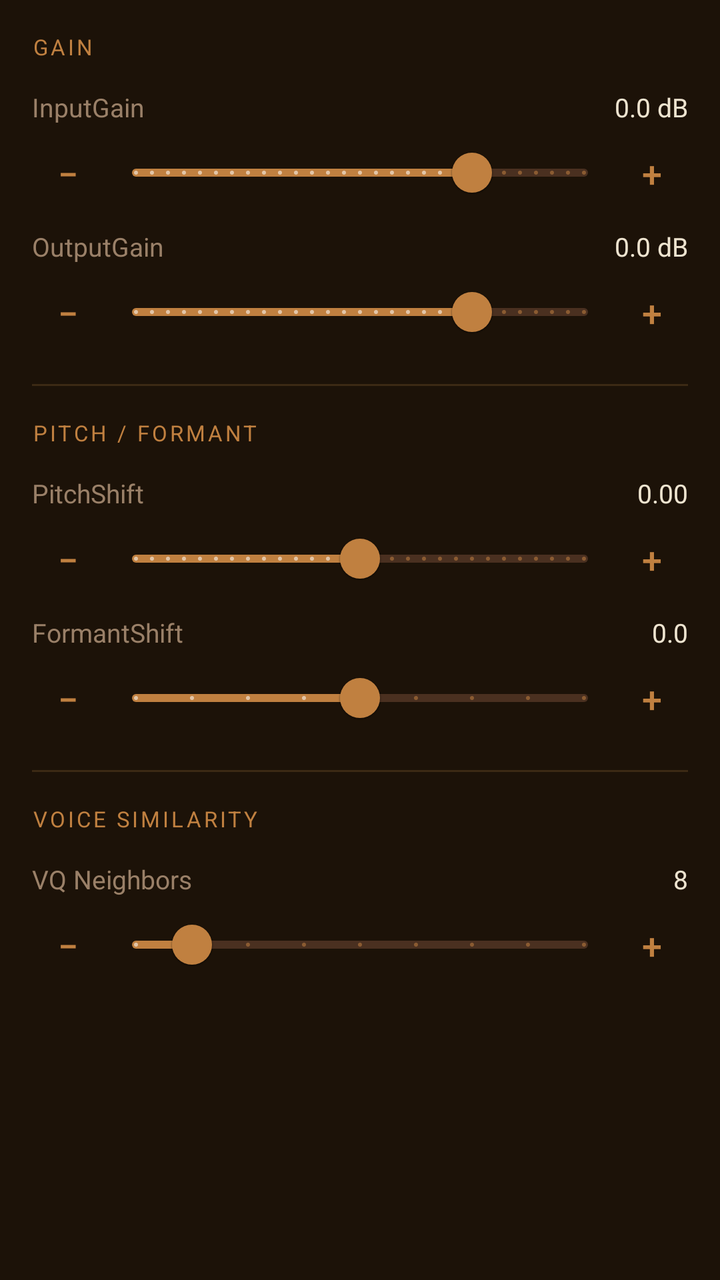
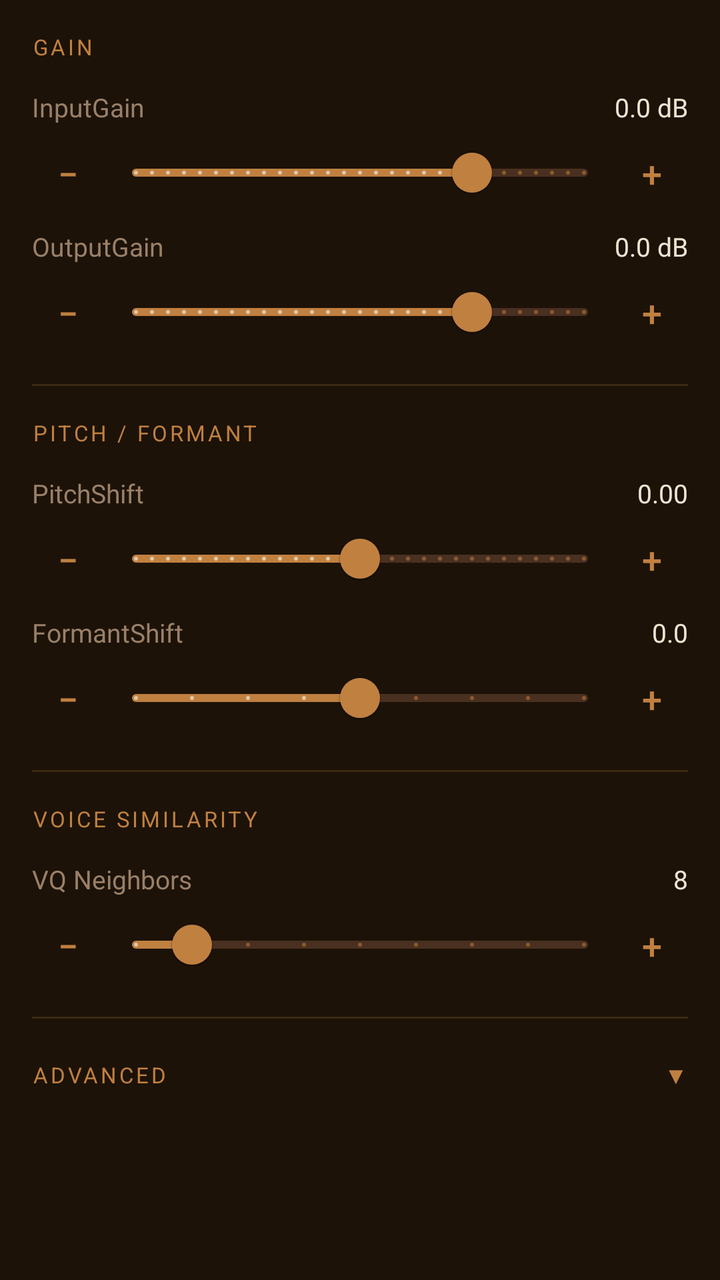

Two renders of the same Android screen: before a commit and after it. Below are the layout's source before the change and the commit's diff.
<!-- AndroidManifest.xml: application theme Theme.beatriceapp -->
<!-- res/layout/fragment_basic.xml -->
<?xml version="1.0" encoding="utf-8"?>
<ScrollView xmlns:android="http://schemas.android.com/apk/res/android"
    xmlns:app="http://schemas.android.com/apk/res-auto"
    android:layout_width="match_parent"
    android:layout_height="match_parent"
    android:background="@color/vst_bg_primary">

    <LinearLayout
        android:layout_width="match_parent"
        android:layout_height="wrap_content"
        android:orientation="vertical"
        android:padding="16dp">

        
        <TextView
            android:layout_width="match_parent"
            android:layout_height="wrap_content"
            android:text="@string/section_gain"
            android:textColor="@color/vst_accent"
            android:textSize="11sp"
            android:textAllCaps="true"
            android:letterSpacing="0.12"
            android:layout_marginBottom="10dp" />

        
        <LinearLayout
            android:layout_width="match_parent"
            android:layout_height="wrap_content"
            android:orientation="horizontal"
            android:layout_marginTop="4dp">

            <TextView
                android:layout_width="0dp"
                android:layout_height="wrap_content"
                android:layout_weight="1"
                android:text="@string/input_gain"
                android:textColor="@color/vst_text_secondary"
                android:textSize="13sp" />

            <TextView
                android:id="@+id/input_gain_value"
                android:layout_width="80dp"
                android:layout_height="wrap_content"
                android:textColor="@color/vst_text_primary"
                android:textSize="13sp"
                android:gravity="end"
                android:text="0.0 dB" />

        </LinearLayout>

        <LinearLayout
            android:layout_width="match_parent"
            android:layout_height="wrap_content"
            android:orientation="horizontal"
            android:gravity="center_vertical">

            <Button
                android:id="@+id/input_gain_decrement"
                style="@style/Widget.MaterialComponents.Button.TextButton"
                android:layout_width="36dp"
                android:layout_height="36dp"
                android:minWidth="0dp"
                android:minHeight="0dp"
                android:padding="0dp"
                android:text="−"
                android:textColor="@color/vst_accent"
                android:textSize="18sp" />

            <com.google.android.material.slider.Slider
                android:id="@+id/input_gain_slider"
                android:layout_width="0dp"
                android:layout_height="wrap_content"
                android:layout_weight="1"
                android:valueFrom="-60.0"
                android:valueTo="20.0"
                android:stepSize="0.1"
                android:value="0.0"
                app:trackColorActive="@color/vst_accent"
                app:trackColorInactive="@color/vst_slider_inactive"
                app:thumbColor="@color/vst_accent" />

            <Button
                android:id="@+id/input_gain_increment"
                style="@style/Widget.MaterialComponents.Button.TextButton"
                android:layout_width="36dp"
                android:layout_height="36dp"
                android:minWidth="0dp"
                android:minHeight="0dp"
                android:padding="0dp"
                android:text="+"
                android:textColor="@color/vst_accent"
                android:textSize="18sp" />

        </LinearLayout>

        
        <LinearLayout
            android:layout_width="match_parent"
            android:layout_height="wrap_content"
            android:orientation="horizontal"
            android:layout_marginTop="4dp">

            <TextView
                android:layout_width="0dp"
                android:layout_height="wrap_content"
                android:layout_weight="1"
                android:text="@string/output_gain"
                android:textColor="@color/vst_text_secondary"
                android:textSize="13sp" />

            <TextView
                android:id="@+id/output_gain_value"
                android:layout_width="80dp"
                android:layout_height="wrap_content"
                android:textColor="@color/vst_text_primary"
                android:textSize="13sp"
                android:gravity="end"
                android:text="0.0 dB" />

        </LinearLayout>

        <LinearLayout
            android:layout_width="match_parent"
            android:layout_height="wrap_content"
            android:orientation="horizontal"
            android:gravity="center_vertical">

            <Button
                android:id="@+id/output_gain_decrement"
                style="@style/Widget.MaterialComponents.Button.TextButton"
                android:layout_width="36dp"
                android:layout_height="36dp"
                android:minWidth="0dp"
                android:minHeight="0dp"
                android:padding="0dp"
                android:text="−"
                android:textColor="@color/vst_accent"
                android:textSize="18sp" />

            <com.google.android.material.slider.Slider
                android:id="@+id/output_gain_slider"
                android:layout_width="0dp"
                android:layout_height="wrap_content"
                android:layout_weight="1"
                android:valueFrom="-60.0"
                android:valueTo="20.0"
                android:stepSize="0.1"
                android:value="0.0"
                app:trackColorActive="@color/vst_accent"
                app:trackColorInactive="@color/vst_slider_inactive"
                app:thumbColor="@color/vst_accent" />

            <Button
                android:id="@+id/output_gain_increment"
                style="@style/Widget.MaterialComponents.Button.TextButton"
                android:layout_width="36dp"
                android:layout_height="36dp"
                android:minWidth="0dp"
                android:minHeight="0dp"
                android:padding="0dp"
                android:text="+"
                android:textColor="@color/vst_accent"
                android:textSize="18sp" />

        </LinearLayout>

        <View
            android:layout_width="match_parent"
            android:layout_height="1dp"
            android:background="@color/vst_divider"
            android:layout_marginTop="12dp"
            android:layout_marginBottom="16dp" />

        
        <TextView
            android:layout_width="match_parent"
            android:layout_height="wrap_content"
            android:text="@string/section_pitch_formant"
            android:textColor="@color/vst_accent"
            android:textSize="11sp"
            android:textAllCaps="true"
            android:letterSpacing="0.12"
            android:layout_marginBottom="10dp" />

        
        <LinearLayout
            android:layout_width="match_parent"
            android:layout_height="wrap_content"
            android:orientation="horizontal"
            android:layout_marginTop="4dp">

            <TextView
                android:layout_width="0dp"
                android:layout_height="wrap_content"
                android:layout_weight="1"
                android:text="@string/pitch_shift"
                android:textColor="@color/vst_text_secondary"
                android:textSize="13sp" />

            <TextView
                android:id="@+id/pitch_shift_value"
                android:layout_width="60dp"
                android:layout_height="wrap_content"
                android:textColor="@color/vst_text_primary"
                android:textSize="13sp"
                android:gravity="end"
                android:text="0.00" />

        </LinearLayout>

        <LinearLayout
            android:layout_width="match_parent"
            android:layout_height="wrap_content"
            android:orientation="horizontal"
            android:gravity="center_vertical">

            <Button
                android:id="@+id/pitch_shift_decrement"
                style="@style/Widget.MaterialComponents.Button.TextButton"
                android:layout_width="36dp"
                android:layout_height="36dp"
                android:minWidth="0dp"
                android:minHeight="0dp"
                android:padding="0dp"
                android:text="−"
                android:textColor="@color/vst_accent"
                android:textSize="18sp" />

            <com.google.android.material.slider.Slider
                android:id="@+id/pitch_shift_slider"
                android:layout_width="0dp"
                android:layout_height="wrap_content"
                android:layout_weight="1"
                android:valueFrom="-24.0"
                android:valueTo="24.0"
                android:stepSize="0.125"
                android:value="0.0"
                app:trackColorActive="@color/vst_accent"
                app:trackColorInactive="@color/vst_slider_inactive"
                app:thumbColor="@color/vst_accent" />

            <Button
                android:id="@+id/pitch_shift_increment"
                style="@style/Widget.MaterialComponents.Button.TextButton"
                android:layout_width="36dp"
                android:layout_height="36dp"
                android:minWidth="0dp"
                android:minHeight="0dp"
                android:padding="0dp"
                android:text="+"
                android:textColor="@color/vst_accent"
                android:textSize="18sp" />

        </LinearLayout>

        
        <LinearLayout
            android:layout_width="match_parent"
            android:layout_height="wrap_content"
            android:orientation="horizontal"
            android:layout_marginTop="4dp">

            <TextView
                android:layout_width="0dp"
                android:layout_height="wrap_content"
                android:layout_weight="1"
                android:text="@string/formant_shift"
                android:textColor="@color/vst_text_secondary"
                android:textSize="13sp" />

            <TextView
                android:id="@+id/formant_shift_value"
                android:layout_width="60dp"
                android:layout_height="wrap_content"
                android:textColor="@color/vst_text_primary"
                android:textSize="13sp"
                android:gravity="end"
                android:text="0.0" />

        </LinearLayout>

        <LinearLayout
            android:layout_width="match_parent"
            android:layout_height="wrap_content"
            android:orientation="horizontal"
            android:gravity="center_vertical">

            <Button
                android:id="@+id/formant_shift_decrement"
                style="@style/Widget.MaterialComponents.Button.TextButton"
                android:layout_width="36dp"
                android:layout_height="36dp"
                android:minWidth="0dp"
                android:minHeight="0dp"
                android:padding="0dp"
                android:text="−"
                android:textColor="@color/vst_accent"
                android:textSize="18sp" />

            <com.google.android.material.slider.Slider
                android:id="@+id/formant_shift_slider"
                android:layout_width="0dp"
                android:layout_height="wrap_content"
                android:layout_weight="1"
                android:valueFrom="-2.0"
                android:valueTo="2.0"
                android:stepSize="0.5"
                android:value="0.0"
                app:trackColorActive="@color/vst_accent"
                app:trackColorInactive="@color/vst_slider_inactive"
                app:thumbColor="@color/vst_accent" />

            <Button
                android:id="@+id/formant_shift_increment"
                style="@style/Widget.MaterialComponents.Button.TextButton"
                android:layout_width="36dp"
                android:layout_height="36dp"
                android:minWidth="0dp"
                android:minHeight="0dp"
                android:padding="0dp"
                android:text="+"
                android:textColor="@color/vst_accent"
                android:textSize="18sp" />

        </LinearLayout>

        <View
            android:layout_width="match_parent"
            android:layout_height="1dp"
            android:background="@color/vst_divider"
            android:layout_marginTop="12dp"
            android:layout_marginBottom="16dp" />

        
        <TextView
            android:layout_width="match_parent"
            android:layout_height="wrap_content"
            android:text="@string/section_quality"
            android:textColor="@color/vst_accent"
            android:textSize="11sp"
            android:textAllCaps="true"
            android:letterSpacing="0.12"
            android:layout_marginBottom="10dp" />

        
        <LinearLayout
            android:layout_width="match_parent"
            android:layout_height="wrap_content"
            android:orientation="horizontal"
            android:layout_marginTop="4dp">

            <TextView
                android:layout_width="0dp"
                android:layout_height="wrap_content"
                android:layout_weight="1"
                android:text="@string/vq_neighbors"
                android:textColor="@color/vst_text_secondary"
                android:textSize="13sp" />

            <TextView
                android:id="@+id/vq_neighbors_value"
                android:layout_width="40dp"
                android:layout_height="wrap_content"
                android:textColor="@color/vst_text_primary"
                android:textSize="13sp"
                android:gravity="end"
                android:text="8" />

        </LinearLayout>

        <LinearLayout
            android:layout_width="match_parent"
            android:layout_height="wrap_content"
            android:orientation="horizontal"
            android:gravity="center_vertical">

            <Button
                android:id="@+id/vq_neighbors_decrement"
                style="@style/Widget.MaterialComponents.Button.TextButton"
                android:layout_width="36dp"
                android:layout_height="36dp"
                android:minWidth="0dp"
                android:minHeight="0dp"
                android:padding="0dp"
                android:text="−"
                android:textColor="@color/vst_accent"
                android:textSize="18sp" />

            <com.google.android.material.slider.Slider
                android:id="@+id/vq_neighbors_slider"
                android:layout_width="0dp"
                android:layout_height="wrap_content"
                android:layout_weight="1"
                android:valueFrom="0.0"
                android:valueTo="8.0"
                android:stepSize="1.0"
                android:value="1.0"
                app:trackColorActive="@color/vst_accent"
                app:trackColorInactive="@color/vst_slider_inactive"
                app:thumbColor="@color/vst_accent" />

            <Button
                android:id="@+id/vq_neighbors_increment"
                style="@style/Widget.MaterialComponents.Button.TextButton"
                android:layout_width="36dp"
                android:layout_height="36dp"
                android:minWidth="0dp"
                android:minHeight="0dp"
                android:padding="0dp"
                android:text="+"
                android:textColor="@color/vst_accent"
                android:textSize="18sp" />

        </LinearLayout>

    </LinearLayout>
</ScrollView>
<!-- resources referenced by this layout -->
<resources>
  <color name="vst_accent">#C08040</color>
  <color name="vst_bg_primary">#1C1208</color>
  <color name="vst_divider">#3C2A14</color>
  <color name="vst_slider_inactive">#4A3020</color>
  <color name="vst_text_primary">#EEE4D0</color>
  <color name="vst_text_secondary">#9A8068</color>
  <string name="formant_shift">FormantShift</string>
  <string name="input_gain">InputGain</string>
  <string name="output_gain">OutputGain</string>
  <string name="pitch_shift">PitchShift</string>
  <string name="section_gain">Gain</string>
  <string name="section_pitch_formant">Pitch / Formant</string>
  <string name="section_quality">Voice Similarity</string>
  <string name="vq_neighbors">VQ Neighbors</string>
  <style name="Theme.beatriceapp" parent="Theme.MaterialComponents.DayNight.NoActionBar">
          <item name="colorPrimary">@color/vst_accent</item>
          <item name="colorPrimaryVariant">@color/vst_accent_dark</item>
          <item name="colorOnPrimary">@color/white</item>
          <item name="colorSecondary">@color/vst_accent_teal</item>
          <item name="colorSecondaryVariant">@color/vst_accent_teal</item>
          <item name="colorOnSecondary">@color/white</item>
          <item name="colorSurface">@color/vst_bg_secondary</item>
          <item name="colorOnSurface">@color/vst_text_primary</item>
          <item name="android:colorBackground">@color/vst_bg_primary</item>
          <item name="android:statusBarColor">@color/vst_bg_primary</item>
          <item name="android:windowLightStatusBar" tools:targetApi="23">false</item>
          <item name="android:textColorPrimary">@color/vst_text_primary</item>
          <item name="android:textColorSecondary">@color/vst_text_secondary</item>
          <item name="colorControlActivated">@color/vst_accent</item>
          <item name="colorPrimaryDark">@color/vst_bg_primary</item>
      </style>
  <color name="vst_accent_dark">#9A5E24</color>
  <color name="white">#FFFFFFFF</color>
  <color name="vst_accent_teal">#D4A464</color>
  <color name="vst_bg_secondary">#251A0A</color>
</resources>

<!-- the commit's change to res/layout/fragment_basic.xml (unified diff, before → after) -->
@@ -413,5 +413,277 @@
 
         </LinearLayout>
 
+        <View
+            android:layout_width="match_parent"
+            android:layout_height="1dp"
+            android:background="@color/vst_divider"
+            android:layout_marginTop="12dp"
+            android:layout_marginBottom="4dp" />
+
+        
+        <LinearLayout
+            android:id="@+id/advanced_section_header"
+            android:layout_width="match_parent"
+            android:layout_height="48dp"
+            android:orientation="horizontal"
+            android:gravity="center_vertical"
+            android:paddingStart="0dp"
+            android:paddingEnd="0dp"
+            android:layout_marginBottom="4dp">
+
+            <TextView
+                android:layout_width="0dp"
+                android:layout_height="wrap_content"
+                android:layout_weight="1"
+                android:text="@string/section_advanced_pitch"
+                android:textColor="@color/vst_accent"
+                android:textSize="11sp"
+                android:textAllCaps="true"
+                android:letterSpacing="0.12" />
+
+            <TextView
+                android:id="@+id/advanced_section_arrow"
+                android:layout_width="wrap_content"
+                android:layout_height="wrap_content"
+                android:text="&#x25BC;"
+                android:textColor="@color/vst_accent"
+                android:textSize="12sp" />
+
+        </LinearLayout>
+
+        
+        <LinearLayout
+            android:id="@+id/advanced_section_content"
+            android:layout_width="match_parent"
+            android:layout_height="wrap_content"
+            android:orientation="vertical"
+            android:visibility="gone">
+
+            
+            <LinearLayout
+                android:layout_width="match_parent"
+                android:layout_height="wrap_content"
+                android:orientation="horizontal"
+                android:layout_marginTop="4dp">
+
+                <TextView
+                    android:layout_width="0dp"
+                    android:layout_height="wrap_content"
+                    android:layout_weight="1"
+                    android:text="@string/intonation_intensity"
+                    android:textColor="@color/vst_text_secondary"
+                    android:textSize="13sp" />
+
+                <TextView
+                    android:id="@+id/intonation_intensity_value"
+                    android:layout_width="60dp"
+                    android:layout_height="wrap_content"
+                    android:textColor="@color/vst_text_primary"
+                    android:textSize="13sp"
+                    android:gravity="end"
+                    android:text="1.00" />
+
+            </LinearLayout>
+
+            <LinearLayout
+                android:layout_width="match_parent"
+                android:layout_height="wrap_content"
+                android:orientation="horizontal"
+                android:gravity="center_vertical">
+
+                <Button
+                    android:id="@+id/intonation_intensity_decrement"
+                    style="@style/Widget.MaterialComponents.Button.TextButton"
+                    android:layout_width="36dp"
+                    android:layout_height="36dp"
+                    android:minWidth="0dp"
+                    android:minHeight="0dp"
+                    android:padding="0dp"
+                    android:text="&#x2212;"
+                    android:textColor="@color/vst_accent"
+                    android:textSize="18sp" />
+
+                <com.google.android.material.slider.Slider
+                    android:id="@+id/intonation_intensity_slider"
+                    android:layout_width="0dp"
+                    android:layout_height="wrap_content"
+                    android:layout_weight="1"
+                    android:valueFrom="-1.0"
+                    android:valueTo="3.0"
+                    android:stepSize="0.1"
+                    android:value="1.0"
+                    app:trackColorActive="@color/vst_accent"
+                    app:trackColorInactive="@color/vst_slider_inactive"
+                    app:thumbColor="@color/vst_accent" />
+
+                <Button
+                    android:id="@+id/intonation_intensity_increment"
+                    style="@style/Widget.MaterialComponents.Button.TextButton"
+                    android:layout_width="36dp"
+                    android:layout_height="36dp"
+                    android:minWidth="0dp"
+                    android:minHeight="0dp"
+                    android:padding="0dp"
+                    android:text="+"
+                    android:textColor="@color/vst_accent"
+                    android:textSize="18sp" />
+
+            </LinearLayout>
+
+            
+            <LinearLayout
+                android:layout_width="match_parent"
+                android:layout_height="wrap_content"
+                android:orientation="horizontal"
+                android:layout_marginTop="4dp">
+
+                <TextView
+                    android:layout_width="0dp"
+                    android:layout_height="wrap_content"
+                    android:layout_weight="1"
+                    android:text="@string/pitch_correction"
+                    android:textColor="@color/vst_text_secondary"
+                    android:textSize="13sp" />
+
+                <TextView
+                    android:id="@+id/pitch_correction_value"
+                    android:layout_width="60dp"
+                    android:layout_height="wrap_content"
+                    android:textColor="@color/vst_text_primary"
+                    android:textSize="13sp"
+                    android:gravity="end"
+                    android:text="0.00" />
+
+            </LinearLayout>
+
+            <LinearLayout
+                android:layout_width="match_parent"
+                android:layout_height="wrap_content"
+                android:orientation="horizontal"
+                android:gravity="center_vertical">
+
+                <Button
+                    android:id="@+id/pitch_correction_decrement"
+                    style="@style/Widget.MaterialComponents.Button.TextButton"
+                    android:layout_width="36dp"
+                    android:layout_height="36dp"
+                    android:minWidth="0dp"
+                    android:minHeight="0dp"
+                    android:padding="0dp"
+                    android:text="&#x2212;"
+                    android:textColor="@color/vst_accent"
+                    android:textSize="18sp" />
+
+                <com.google.android.material.slider.Slider
+                    android:id="@+id/pitch_correction_slider"
+                    android:layout_width="0dp"
+                    android:layout_height="wrap_content"
+                    android:layout_weight="1"
+                    android:valueFrom="0.0"
+                    android:valueTo="1.0"
+                    android:stepSize="0.05"
+                    android:value="0.0"
+                    app:trackColorActive="@color/vst_accent"
+                    app:trackColorInactive="@color/vst_slider_inactive"
+                    app:thumbColor="@color/vst_accent" />
+
+                <Button
+                    android:id="@+id/pitch_correction_increment"
+                    style="@style/Widget.MaterialComponents.Button.TextButton"
+                    android:layout_width="36dp"
+                    android:layout_height="36dp"
+                    android:minWidth="0dp"
+                    android:minHeight="0dp"
+                    android:padding="0dp"
+                    android:text="+"
+                    android:textColor="@color/vst_accent"
+                    android:textSize="18sp" />
+
+            </LinearLayout>
+
+            
+            <TextView
+                android:layout_width="match_parent"
+                android:layout_height="wrap_content"
+                android:text="@string/pitch_correction_mode"
+                android:textColor="@color/vst_text_secondary"
+                android:textSize="13sp"
+                android:layout_marginTop="8dp"
+                android:layout_marginBottom="4dp" />
+
+            <RadioGroup
+                android:id="@+id/pitch_correction_mode_group"
+                android:layout_width="match_parent"
+                android:layout_height="wrap_content"
+                android:orientation="horizontal">
+
+                <RadioButton
+                    android:id="@+id/pcm_hard0"
+                    android:layout_width="wrap_content"
+                    android:layout_height="wrap_content"
+                    android:text="@string/pcm_hard0"
+                    android:textColor="@color/vst_text_primary"
+                    android:textSize="13sp"
+                    android:checked="true"
+                    android:layout_marginEnd="8dp" />
+
+                <RadioButton
+                    android:id="@+id/pcm_hard1"
+                    android:layout_width="wrap_content"
+                    android:layout_height="wrap_content"
+                    android:text="@string/pcm_hard1"
+                    android:textColor="@color/vst_text_primary"
+                    android:textSize="13sp"
+                    android:layout_marginEnd="8dp" />
+
+            </RadioGroup>
+
+            <View
+                android:layout_width="match_parent"
+                android:layout_height="1dp"
+                android:background="@color/vst_divider"
+                android:layout_marginTop="12dp"
+                android:layout_marginBottom="16dp" />
+
+            
+            <LinearLayout
+                android:layout_width="match_parent"
+                android:layout_height="wrap_content"
+                android:orientation="horizontal"
+                android:layout_marginTop="4dp">
+
+                <TextView
+                    android:layout_width="0dp"
+                    android:layout_height="wrap_content"
+                    android:layout_weight="1"
+                    android:text="@string/source_pitch_range"
+                    android:textColor="@color/vst_text_secondary"
+                    android:textSize="13sp" />
+
+                <TextView
+                    android:id="@+id/source_pitch_range_value"
+                    android:layout_width="120dp"
+                    android:layout_height="wrap_content"
+                    android:textColor="@color/vst_text_primary"
+                    android:textSize="13sp"
+                    android:gravity="end"
+                    android:text="33.125 - 80.875" />
+
+            </LinearLayout>
+
+            <com.google.android.material.slider.RangeSlider
+                android:id="@+id/source_pitch_range_slider"
+                android:layout_width="match_parent"
+                android:layout_height="wrap_content"
+                android:valueFrom="20.0"
+                android:valueTo="100.0"
+                android:stepSize="0.125"
+                app:values="@array/source_pitch_range_defaults"
+                app:trackColorActive="@color/vst_accent"
+                app:trackColorInactive="@color/vst_slider_inactive"
+                app:thumbColor="@color/vst_accent" />
+
+        </LinearLayout>
+
     </LinearLayout>
 </ScrollView>
<!-- resource entries referenced after the edit -->
@@ -1,5 +1,9 @@
 <!-- resources referenced by this layout -->
 <resources>
+  <array name="source_pitch_range_defaults">
+          <item>33.125</item>
+          <item>80.875</item>
+      </array>
   <color name="vst_accent">#C08040</color>
   <color name="vst_bg_primary">#1C1208</color>
   <color name="vst_divider">#3C2A14</color>
@@ -8,11 +12,18 @@
   <color name="vst_text_secondary">#9A8068</color>
   <string name="formant_shift">FormantShift</string>
   <string name="input_gain">InputGain</string>
+  <string name="intonation_intensity">IntonationIntensity</string>
   <string name="output_gain">OutputGain</string>
+  <string name="pcm_hard0">Hard 0</string>
+  <string name="pcm_hard1">Hard 1</string>
+  <string name="pitch_correction">PitchCorrection</string>
+  <string name="pitch_correction_mode">PitchCorrectionMode</string>
   <string name="pitch_shift">PitchShift</string>
+  <string name="section_advanced_pitch">Advanced</string>
   <string name="section_gain">Gain</string>
   <string name="section_pitch_formant">Pitch / Formant</string>
   <string name="section_quality">Voice Similarity</string>
+  <string name="source_pitch_range">SourcePitchRange</string>
   <string name="vq_neighbors">VQ Neighbors</string>
   <style name="Theme.beatriceapp" parent="Theme.MaterialComponents.DayNight.NoActionBar">
           <item name="colorPrimary">@color/vst_accent</item>
